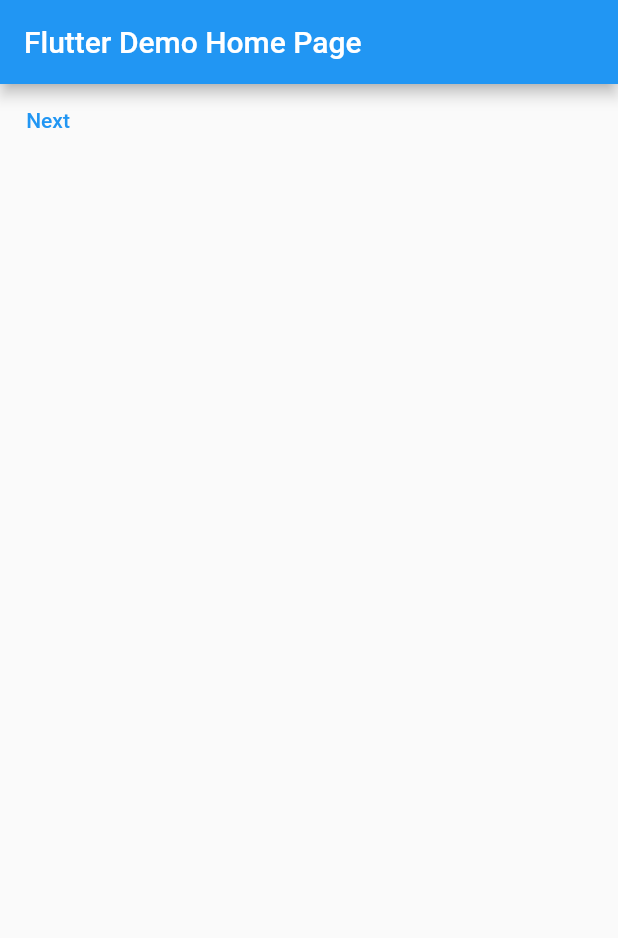
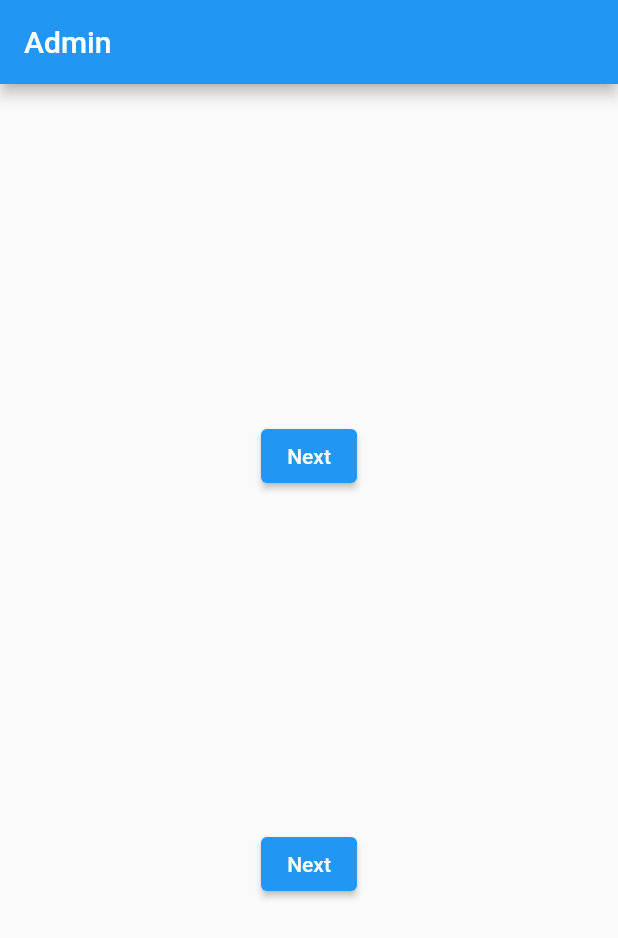
Before and after one commit to DinisSousa2003/SciTech-Hackaton, a Flutter app: the screen it shows after launch, on a phone screen of 412 x 824 dp. Shown: the top 938 px of the screen. Run offline on Flutter 3.47's test engine with Material 2 defaults, Android fonts, the phone set to English and light mode, and no system bars.

Commit message:
Two button home

```diff
--- a/festivus/lib/main.dart
+++ b/festivus/lib/main.dart
@@ -25,7 +25,7 @@ class MyApp extends StatelessWidget {
         // is not restarted.
         primarySwatch: Colors.blue,
       ),
-      home: const FirstPage(title: 'Flutter Demo Home Page'),
+      home: const FirstPage(),
     );
   }
 }
--- a/festivus/lib/view/home.dart
+++ b/festivus/lib/view/home.dart
@@ -3,20 +3,20 @@ import 'package:flutter/cupertino.dart';
 import 'package:flutter/material.dart';
 
 class FirstPage extends StatelessWidget {
-  const FirstPage({Key? key, required this.title}) : super(key: key);
-  final String title;
+  const FirstPage({Key? key}) : super(key: key);
   @override
   Widget build(BuildContext context) {
     return Scaffold(
       appBar: AppBar(
-        title: Text(title),
+        title: Text('Admin'),
       ),
       body: Column(
+        mainAxisAlignment: MainAxisAlignment.spaceEvenly,
         children: [
           Row(
+            mainAxisAlignment: MainAxisAlignment.center,
             children: [
-              Center(
-                child: TextButton(
+              ElevatedButton(
                 onPressed: () {
                   Navigator.push(context, MaterialPageRoute(builder: (context) {
                     return const SecondPage(title: 'Admin');
@@ -24,9 +24,21 @@ class FirstPage extends StatelessWidget {
                 },
                 child: const Text('Next'),
               ),
+            ],
+          ),
+          Row(
+            mainAxisAlignment: MainAxisAlignment.center,
+            children: [
+              ElevatedButton(
+                onPressed: () {
+                  Navigator.push(context, MaterialPageRoute(builder: (context) {
+                    return const SecondPage(title: 'Admin');
+                  }));
+                },
+                child: const Text('Next'),
               ),
             ],
-          ),
+          )
         ],
       ),
     );
```
Lines whose indentation alone changed are shown as unchanged.
